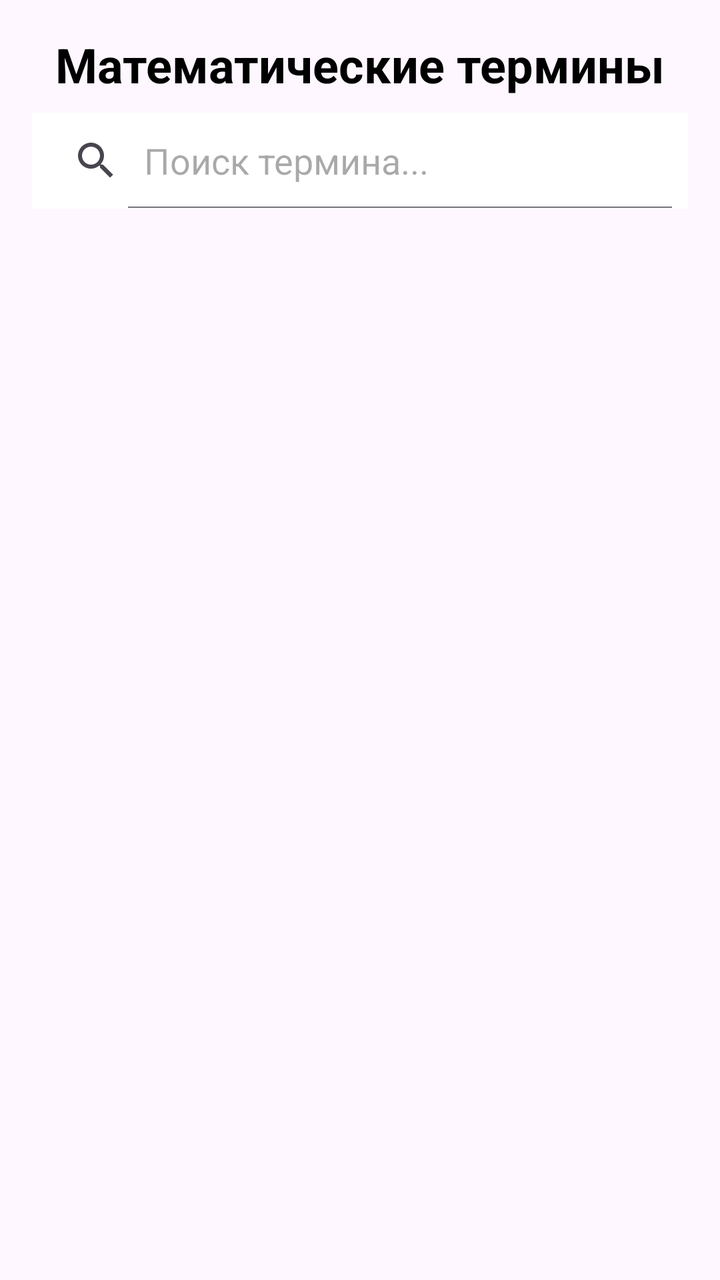
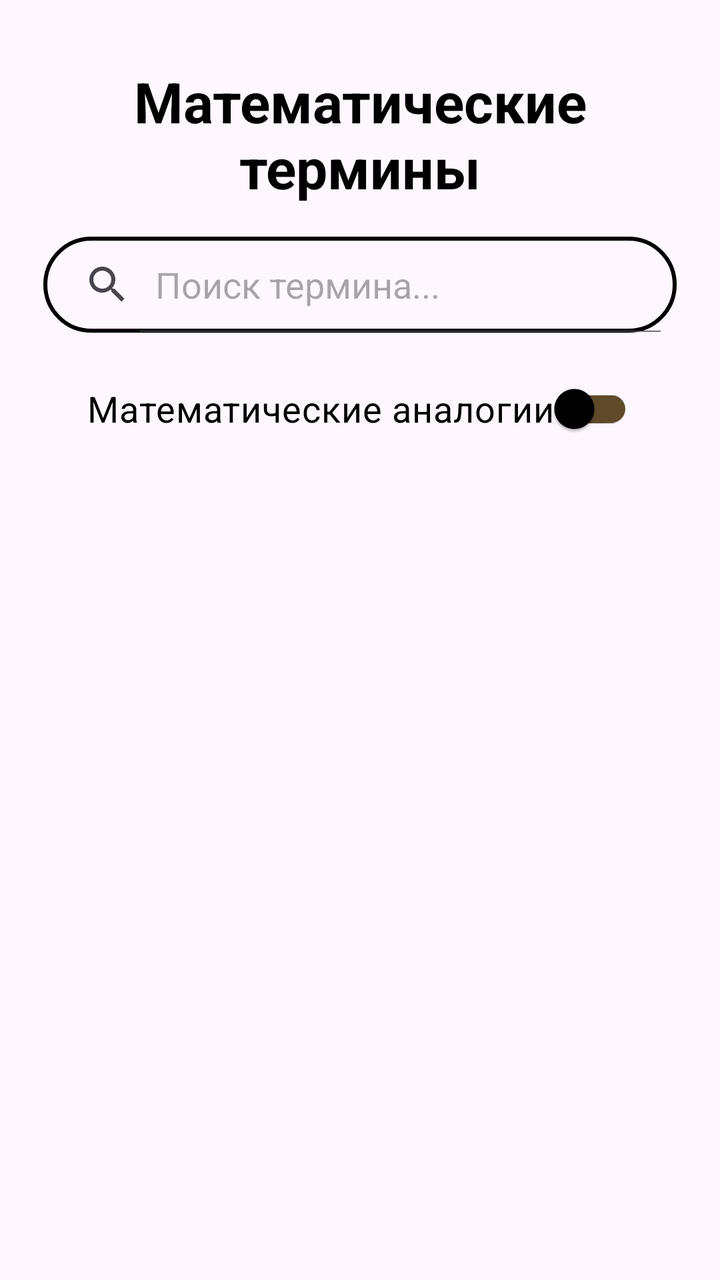

Compare the two renders of this Android layout. The source of the first and the diff that turns it into the second are given below.
<!-- AndroidManifest.xml: application theme Theme.LL -->
<!-- res/layout/activity_choose_menu.xml -->
<?xml version="1.0" encoding="utf-8"?>
<androidx.constraintlayout.widget.ConstraintLayout xmlns:android="http://schemas.android.com/apk/res/android"
    xmlns:app="http://schemas.android.com/apk/res-auto"
    xmlns:tools="http://schemas.android.com/tools"
    android:id="@+id/main"
    android:layout_width="match_parent"
    android:layout_height="match_parent"
    tools:context=".ChooseMenuActivity">

    <TextView
        android:id="@+id/titleText"
        android:layout_width="wrap_content"
        android:layout_height="wrap_content"
        android:text="Математические термины"
        android:textColor="#000000"
        android:textSize="24sp"
        android:textStyle="bold"
        android:layout_margin="16dp"
        app:layout_constraintEnd_toEndOf="parent"
        app:layout_constraintStart_toStartOf="parent"
        app:layout_constraintTop_toTopOf="parent" />

    
    <SearchView
        android:id="@+id/searchView"
        android:layout_width="0dp"
        android:layout_height="wrap_content"
        android:layout_marginStart="16dp"
        android:layout_marginEnd="16dp"
        android:layout_marginTop="8dp"
        android:queryHint="Поиск термина..."
        android:background="#ffffff"
        android:iconifiedByDefault="false"
        app:layout_constraintEnd_toEndOf="parent"
        app:layout_constraintStart_toStartOf="parent"
        app:layout_constraintTop_toBottomOf="@id/titleText" />

    
    <androidx.recyclerview.widget.RecyclerView
        android:id="@+id/termsRecyclerView"
        android:layout_width="0dp"
        android:layout_height="0dp"
        android:layout_margin="16dp"
        android:clipToPadding="false"
        app:layout_constraintBottom_toBottomOf="parent"
        app:layout_constraintEnd_toEndOf="parent"
        app:layout_constraintStart_toStartOf="parent"
        app:layout_constraintTop_toBottomOf="@id/searchView" />

</androidx.constraintlayout.widget.ConstraintLayout>
<!-- resources referenced by this layout -->
<resources>
  <style name="Theme.LL" parent="Theme.Material3.Light.NoActionBar">
          <item name="android:statusBarColor">@color/black</item>
          <item name="android:windowLightStatusBar">false</item>
  
      </style>
  <color name="black">#FF000000</color>
</resources>

<!-- the commit's change to res/layout/activity_choose_menu.xml (unified diff, before → after) -->
@@ -5,46 +5,65 @@
     android:id="@+id/main"
     android:layout_width="match_parent"
     android:layout_height="match_parent"
+
     tools:context=".ChooseMenuActivity">
 
     <TextView
         android:id="@+id/titleText"
-        android:layout_width="wrap_content"
+        android:layout_width="0dp"
         android:layout_height="wrap_content"
+        android:layout_marginStart="16dp"
+        android:layout_marginTop="32dp"
+        android:layout_marginEnd="16dp"
+        android:gravity="center"
         android:text="Математические термины"
-        android:textColor="#000000"
-        android:textSize="24sp"
+        android:textColor="@color/black"
+        android:textSize="28sp"
         android:textStyle="bold"
-        android:layout_margin="16dp"
         app:layout_constraintEnd_toEndOf="parent"
         app:layout_constraintStart_toStartOf="parent"
         app:layout_constraintTop_toTopOf="parent" />
 
-    
     <SearchView
         android:id="@+id/searchView"
         android:layout_width="0dp"
-        android:layout_height="wrap_content"
-        android:layout_marginStart="16dp"
-        android:layout_marginEnd="16dp"
-        android:layout_marginTop="8dp"
+        android:layout_height="48dp"
+        android:layout_marginTop="16dp"
+        android:background="@drawable/button_outline_selector"
+        android:iconifiedByDefault="false"
         android:queryHint="Поиск термина..."
-        android:background="#ffffff"
-        android:iconifiedByDefault="false"
         app:layout_constraintEnd_toEndOf="parent"
         app:layout_constraintStart_toStartOf="parent"
-        app:layout_constraintTop_toBottomOf="@id/titleText" />
+        app:layout_constraintTop_toBottomOf="@id/titleText"
+        app:layout_constraintWidth_percent="0.88" />
 
-    
+    <androidx.appcompat.widget.SwitchCompat
+        android:id="@+id/analogyModeSwitch"
+        android:layout_width="wrap_content"
+        android:layout_height="wrap_content"
+        android:layout_marginTop="14dp"
+        android:text="Математические аналогии"
+        android:textColor="@color/black"
+        android:textSize="18sp"
+        app:thumbTint="@color/black"
+        app:trackTint="@color/MutedText"
+        app:layout_constraintEnd_toEndOf="@id/searchView"
+        app:layout_constraintStart_toStartOf="@id/searchView"
+        app:layout_constraintTop_toBottomOf="@id/searchView" />
+
     <androidx.recyclerview.widget.RecyclerView
         android:id="@+id/termsRecyclerView"
         android:layout_width="0dp"
         android:layout_height="0dp"
-        android:layout_margin="16dp"
+        android:layout_marginStart="12dp"
+        android:layout_marginTop="12dp"
+        android:layout_marginEnd="12dp"
+        android:layout_marginBottom="12dp"
         android:clipToPadding="false"
+        android:paddingBottom="8dp"
         app:layout_constraintBottom_toBottomOf="parent"
         app:layout_constraintEnd_toEndOf="parent"
         app:layout_constraintStart_toStartOf="parent"
-        app:layout_constraintTop_toBottomOf="@id/searchView" />
+        app:layout_constraintTop_toBottomOf="@id/analogyModeSwitch" />
 
 </androidx.constraintlayout.widget.ConstraintLayout>
<!-- resource entries referenced after the edit -->
@@ -1,10 +1,46 @@
 <!-- resources referenced by this layout -->
 <resources>
+  <color name="MutedText">#5F4A2A</color>
   <style name="Theme.LL" parent="Theme.Material3.Light.NoActionBar">
           <item name="android:statusBarColor">@color/black</item>
           <item name="android:windowLightStatusBar">false</item>
   
       </style>
+  <!-- drawable button_outline_pressed (drawable) -->
+  <?xml version="1.0" encoding="utf-8"?>
+  <shape xmlns:android="http://schemas.android.com/apk/res/android"
+      android:shape="rectangle">
+      <solid android:color="#08000000" />
+      <stroke
+          android:width="2dp"
+          android:color="#000000" />
+      <corners android:radius="32dp" />
+  
+  </shape>
+  <!-- drawable button_outline (drawable) -->
+  <?xml version="1.0" encoding="utf-8"?>
+  <shape xmlns:android="http://schemas.android.com/apk/res/android"
+      android:shape="rectangle">
+  
+      <solid android:color="@android:color/transparent" />
+  
+      <stroke
+          android:width="2dp"
+          android:color="@color/black" />
+  
+      <corners android:radius="32dp" />
+  
+  
+  </shape>
   <color name="black">#FF000000</color>
+  <!-- drawable button_outline_selector (drawable) -->
+  <?xml version="1.0" encoding="utf-8"?>
+  <selector xmlns:android="http://schemas.android.com/apk/res/android">
+      
+      <item android:state_pressed="true" android:drawable="@drawable/button_outline_pressed" />
+  
+      
+      <item android:drawable="@drawable/button_outline" />
+  </selector>
 </resources>
 
